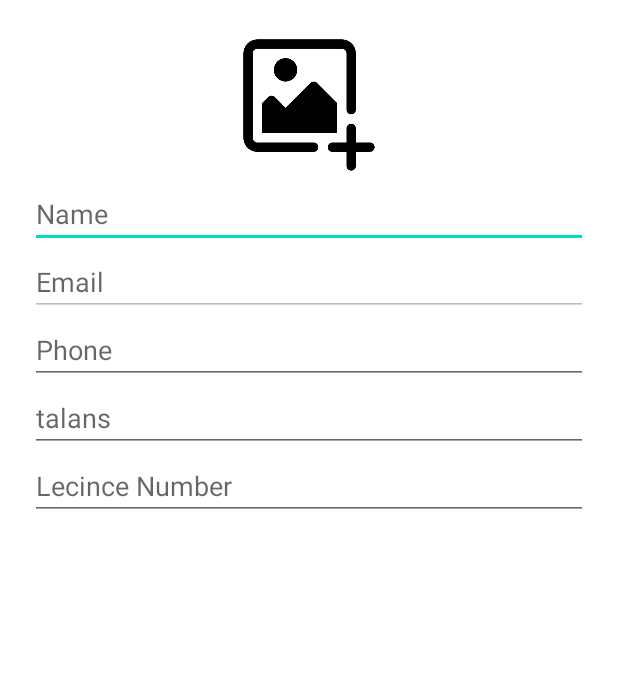
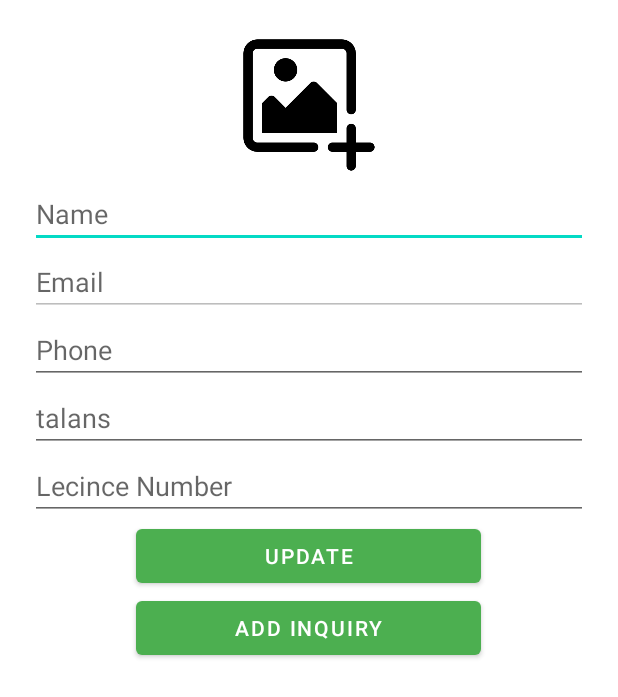
Before and after one commit to Ralzahrani32/Mawaheb, an Android app: the layout activity_fragment_profile_company.xml on its own in the app's theme, with its tools: preview values and no code run, on a phone screen of 412 x 824 dp. Shown: the top 697 px of the screen. Run offline under Robolectric (Android 15) with nearby library versions, the light colour scheme and no system bars.

Commit message:
add buttons

```diff
--- a/app/src/main/res/layout/activity_fragment_profile_company.xml
+++ b/app/src/main/res/layout/activity_fragment_profile_company.xml
@@ -62,6 +62,20 @@
             android:hint="Lecince Number"
             android:inputType="phone" />
 
+        <Button
+            android:id="@+id/update"
+            android:layout_width="230dp"
+            android:layout_gravity="center"
+            android:layout_height="wrap_content"
+            android:text="update" />
+
+        <Button
+            android:id="@+id/addInquiry"
+            android:layout_width="230dp"
+            android:layout_gravity="center"
+            android:layout_height="wrap_content"
+            android:text="add inquiry" />
+
     </LinearLayout>
 
 </ScrollView>
```
